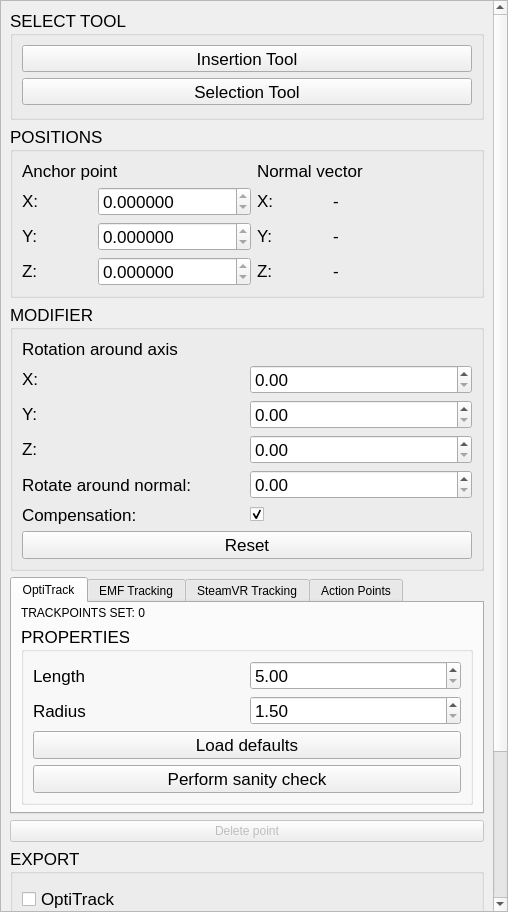
First picture: the form in trackpoint-app/gui/EditWidget.ui, repository Dominik-Schoen/TrackItPipe, before the edit.
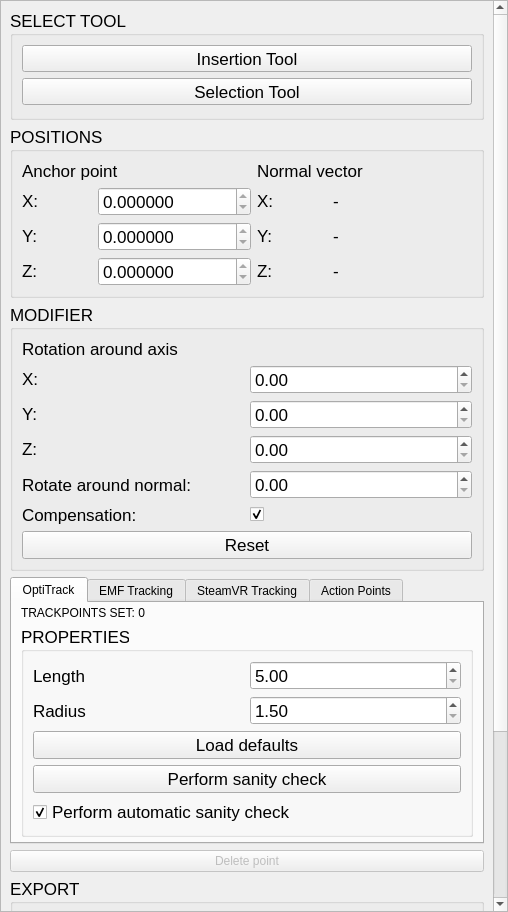
Second picture: the form after the edit.

Commit message: Implement Steam VR Track collision check, allow check disabling

Diff of the .ui file:
```diff
--- a/trackpoint-app/gui/EditWidget.ui
+++ b/trackpoint-app/gui/EditWidget.ui
@@ -40,7 +40,7 @@
         <x>0</x>
         <y>0</y>
         <width>506</width>
-        <height>1035</height>
+        <height>1062</height>
        </rect>
       </property>
       <layout class="QVBoxLayout" name="verticalLayout_7">
@@ -573,6 +573,16 @@
                 </property>
                </widget>
               </item>
+              <item>
+               <widget class="QCheckBox" name="optiTrackEnableSanityCheck">
+                <property name="text">
+                 <string>Perform automatic sanity check</string>
+                </property>
+                <property name="checked">
+                 <bool>true</bool>
+                </property>
+               </widget>
+              </item>
              </layout>
             </widget>
            </item>
```
Left out of the diff: 9 changed lines with no effect on the pictures. The commit also changes 13 other files.
